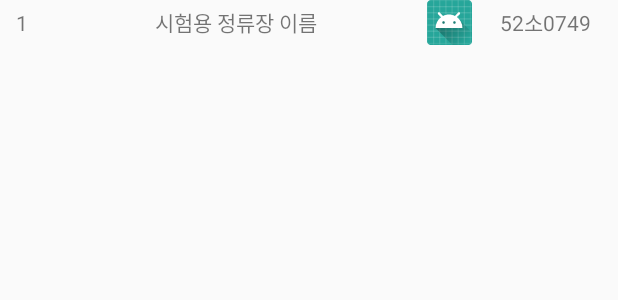
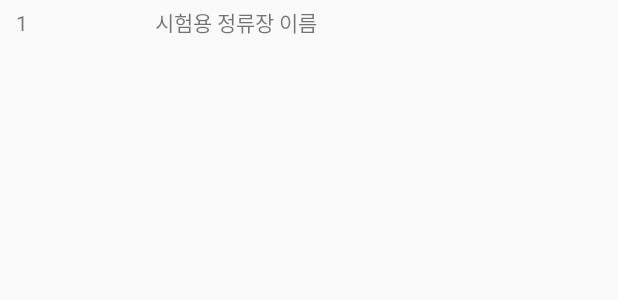
Before and after one commit to juny1902/2018_INU_CAPSTONE, an Android app: the layout listview_result.xml on its own in the app's theme, with its tools: preview values and no code run, on a phone screen of 412 x 824 dp. Shown: the top 300 px of the screen. Run offline under Robolectric (Android 15) with nearby library versions, the phone set to English and light mode, and no system bars.

Commit message:
180710 - Backup Point 1

```diff
--- a/app/src/main/res/layout/listview_result.xml
+++ b/app/src/main/res/layout/listview_result.xml
@@ -4,19 +4,19 @@
     android:layout_height="30dp">
 
     <TextView
-        android:text="1"
-        android:gravity="center"
         android:id="@+id/tv_sequence_number"
         android:layout_width="30dp"
-        android:layout_height="30dp"/>
+        android:layout_height="30dp"
+        android:gravity="center"
+        android:text="1" />
 
     <TextView
-        android:text="시험용 정류장 이름"
-        android:gravity="center"
         android:id="@+id/tv_station_name"
         android:layout_width="match_parent"
         android:layout_height="30dp"
-        android:layout_weight="1" />
+        android:layout_weight="1"
+        android:gravity="center"
+        android:text="시험용 정류장 이름" />
 
 
     <ImageView
@@ -25,7 +25,8 @@
         android:layout_height="30dp"
         android:gravity="center"
         android:scaleType="fitXY"
-            android:src="@mipmap/ic_launcher_round" />
+        android:src="@mipmap/ic_launcher_round"
+        android:visibility="invisible" />
 
     <TextView
         android:id="@+id/tv_busPlateNumber"
@@ -33,6 +34,7 @@
         android:layout_height="30dp"
         android:layout_weight="2"
         android:gravity="center"
-            android:text="52소0749" />
+        android:text="52소0749"
+        android:visibility="invisible" />
 
 </LinearLayout>
```
Also changed, not shown: app/src/main/java/com/example/ryan/xmlparsing/RouteListActivity.java (+10 -0 lines). Lines whose indentation alone changed are shown as unchanged.
